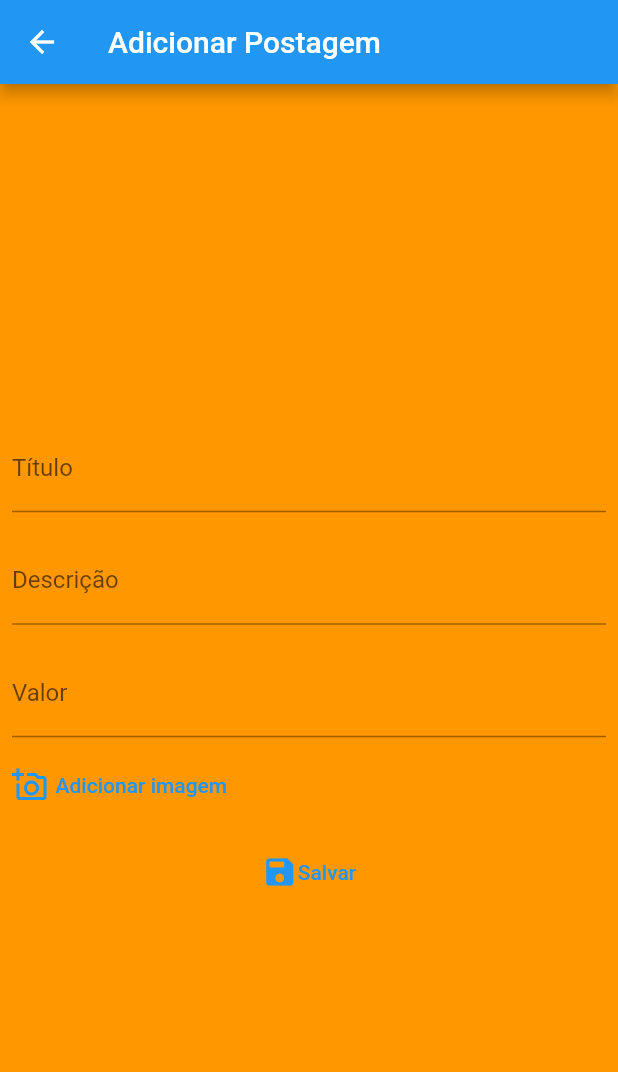
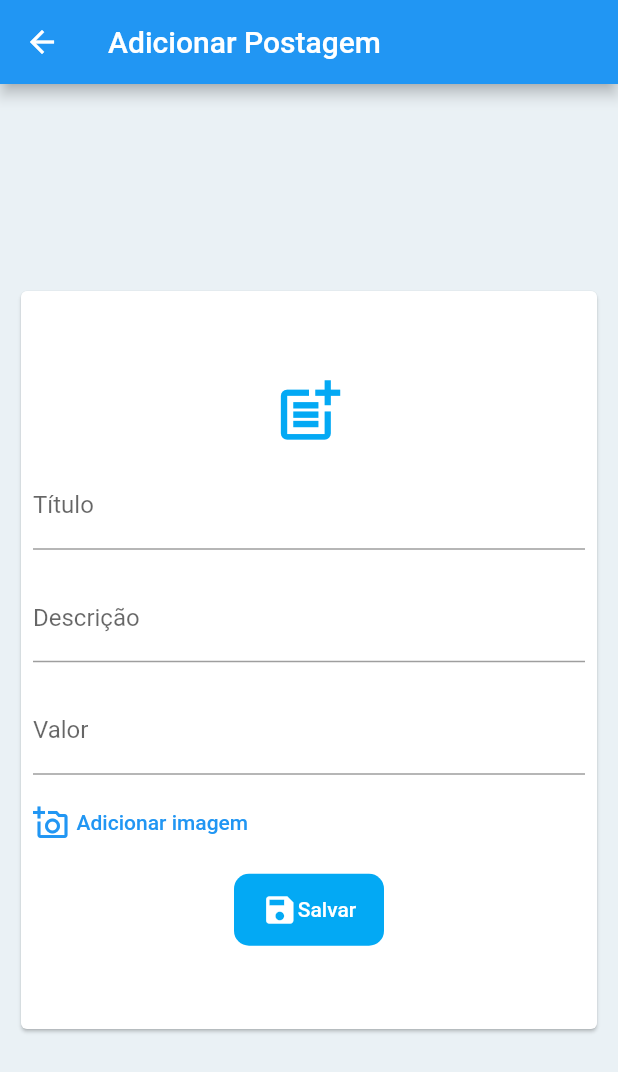
Before and after one commit to EzequielCosta/posts_of_books_flutter, a Flutter app: the AdicionarPostagem screen opened by its route, on a phone screen of 412 x 824 dp. Shown: the top 1072 px of the screen. Run offline on Flutter 3.47's test engine with Material 2 defaults, Android fonts, the phone set to English and light mode, and no system bars; our stand-ins replace image_picker; network calls fail.

Commit message:
Correções e melhorias no projeto

```diff
--- a/lib/pages/adicionar_postagem/adicionar_postagem_state.dart
+++ b/lib/pages/adicionar_postagem/adicionar_postagem_state.dart
@@ -8,6 +8,7 @@ import 'package:http_parser/http_parser.dart' as http_parse;
 
 class AdicionarPostagemState extends State<AdicionarPostagem> {
   final _formKey = GlobalKey<FormState>();
+  bool _saving = false;
 
   String titulo = '';
   String descricao = '';
@@ -23,13 +24,25 @@ class AdicionarPostagemState extends State<AdicionarPostagem> {
           title: const Text("Adicionar Postagem"),
         ),
         body: Container(
-          color: Colors.orange,
+          color: const Color.fromARGB(255, 234, 241, 245),
+          child: Center(
             child: Form(
                 key: _formKey,
+                child: Container(
+                  margin: const EdgeInsets.only(right: 10, left: 10),
+                  height: 500,
+                  //color: Colors.orange,
+                  child: Card(
                     child: Column(
                       crossAxisAlignment: CrossAxisAlignment.center,
                       mainAxisAlignment: MainAxisAlignment.center,
                       children: [
+                        const SizedBox(
+                            child: Icon(
+                          Icons.post_add,
+                          size: 50,
+                          color: Colors.lightBlue,
+                        )),
                         Padding(
                           padding: const EdgeInsets.all(8.0),
                           child: TextFormField(
@@ -104,6 +117,10 @@ class AdicionarPostagemState extends State<AdicionarPostagem> {
                               )),
                         ),
                         Container(
+                          decoration: BoxDecoration(
+                            borderRadius: BorderRadius.circular(10),
+                            color: Colors.lightBlue,
+                          ),
                           width: 100,
                           margin: const EdgeInsets.only(top: 10),
                           child: TextButton(
@@ -112,16 +129,34 @@ class AdicionarPostagemState extends State<AdicionarPostagem> {
                               },
                               child: Row(
                                 mainAxisAlignment: MainAxisAlignment.center,
-                          children: const [
-                            Icon(Icons.save),
-                            Text(
+                                children: [
+                                  const Icon(
+                                    Icons.save,
+                                    color: Colors.white,
+                                  ),
+                                  const Text(
                                     "Salvar",
-                            )
+                                    style: TextStyle(color: Colors.white),
+                                  ),
+                                  if (_saving) ...[
+                                    const SizedBox(
+                                      width: 10,
+                                    ),
+                                    const SizedBox(
+                                        width: 10,
+                                        height: 10,
+                                        child: CircularProgressIndicator(
+                                          color: Colors.white,
+                                        ))
+                                  ]
                                 ],
                               )),
                         ),
                       ],
+                    ),
+                  ),
                 )),
+          ),
         ));
   }
 
@@ -176,8 +211,14 @@ class AdicionarPostagemState extends State<AdicionarPostagem> {
     });
 
     request.files.add(pic);
+    setState(() {
+      _saving = true;
+    });
+    http.StreamedResponse response = await request.send();
+    setState(() {
+      _saving = false;
+    });
 
-    http.StreamedResponse response = await request.send();
     return response;
   }
 
--- a/lib/pages/home/home_state.dart
+++ b/lib/pages/home/home_state.dart
@@ -32,7 +32,7 @@ class HomeState extends State<Home> {
     return Scaffold(
       backgroundColor: const Color.fromARGB(255, 240, 244, 247),
       appBar: AppBar(
-        title: const Text("List Post"),
+        title: const Text("Postagens"),
         actions: [
           IconButton(
             icon: const Icon(Icons.add_circle_outline),
--- a/lib/widgets/field_information.dart
+++ b/lib/widgets/field_information.dart
@@ -14,7 +14,7 @@ class FieldInformation extends StatelessWidget {
     return Card(
       child: ListTile(
         leading: icon,
-        title: Text("$label:   ",
+        title: Text(label,
             style: const TextStyle(
                 fontWeight: FontWeight.bold, color: Colors.black54)),
         subtitle: Text(
--- a/lib/widgets/postagem_detail_widget.dart
+++ b/lib/widgets/postagem_detail_widget.dart
@@ -20,7 +20,7 @@ class PostagemDetailWidget extends StatelessWidget {
   @override
   Widget build(BuildContext context) {
     return Scaffold(
-      appBar: AppBar(title: Text("Detail")),
+      appBar: AppBar(title: const Text("Detalhe")),
       body: Column(crossAxisAlignment: CrossAxisAlignment.center, children: [
         Container(
           margin: const EdgeInsets.only(bottom: 10),
```
Also changed, not shown: lib/entities/image_post.dart (deleted, +0 -30 lines). Lines whose indentation alone changed are shown as unchanged.
